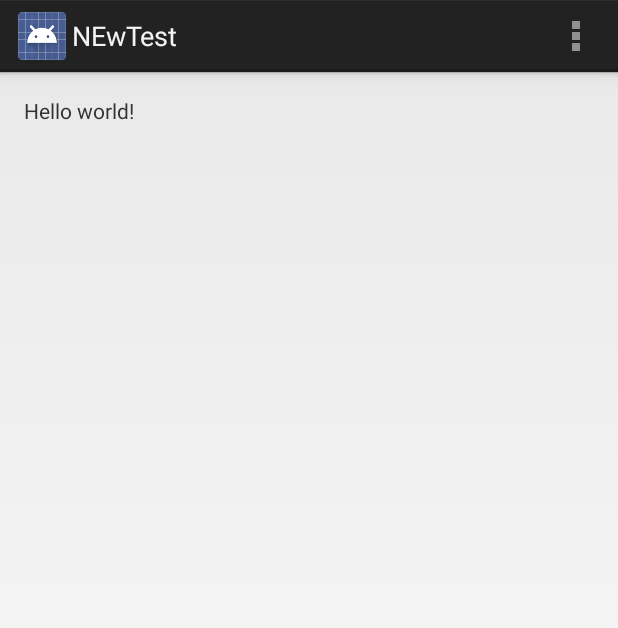
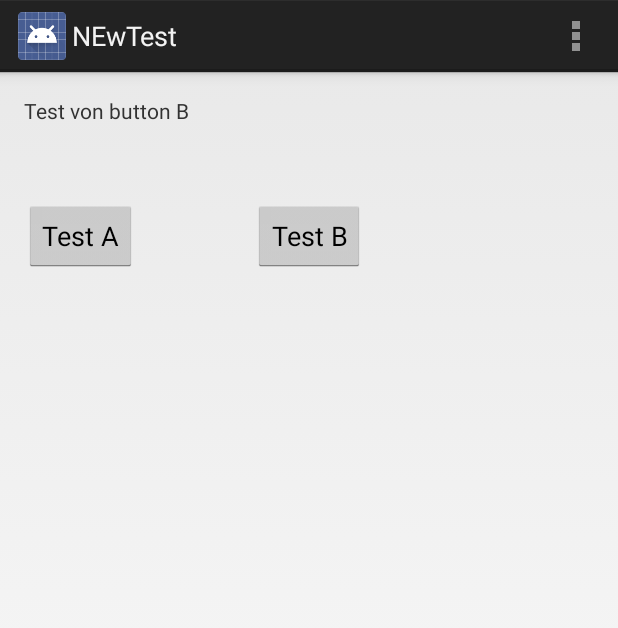
Before and after one commit to masterX244/Android_Testings, an Android app: the screen it shows after launch (MainActivity), in the options menu, after a tap on "Settings", on a phone screen of 412 x 824 dp. Shown: the top 628 px of the screen. Run offline under Robolectric (Android 15) with nearby library versions, the phone set to English and light mode, and no system bars.

Commit message:
Buttons & wiring to the Text itself

```diff
--- a/app/src/main/java/de/nplusc/cc86/newtest/MainActivity.java
+++ b/app/src/main/java/de/nplusc/cc86/newtest/MainActivity.java
@@ -4,14 +4,19 @@ import android.app.Activity;
 import android.os.Bundle;
 import android.view.Menu;
 import android.view.MenuItem;
+import android.view.View;
+import android.widget.TextView;
 
 
-public class MainActivity extends Activity {
+public class MainActivity extends Activity implements View.OnClickListener{
+TextView hw;
+
 
     @Override
     protected void onCreate(Bundle savedInstanceState) {
         super.onCreate(savedInstanceState);
         setContentView(R.layout.activity_main);
+        hw=(TextView) findViewById(R.id.textView);
     }
 
 
@@ -33,4 +38,16 @@ public class MainActivity extends Activity {
         }
         return super.onOptionsItemSelected(item);
     }
+
+    @Override
+    public void onClick(View v) {
+        if(v.getId()==R.id.button)
+        {
+            hw.setText("Test von button A");
+        }
+        else
+        {
+            hw.setText("Test von button B");
+        }
+    }
 }
--- a/app/src/main/res/layout/activity_main.xml
+++ b/app/src/main/res/layout/activity_main.xml
@@ -11,6 +11,27 @@
     <TextView
         android:text="@string/hello_world"
         android:layout_width="wrap_content"
-        android:layout_height="wrap_content" />
+        android:layout_height="wrap_content"
+        android:id="@+id/textView" />
+
+    <Button
+        android:layout_width="wrap_content"
+        android:layout_height="wrap_content"
+        android:text="Test A"
+        android:id="@+id/button"
+        android:layout_below="@+id/textView"
+        android:layout_alignParentLeft="true"
+        android:layout_alignParentStart="true"
+        android:layout_marginTop="50dp"
+        android:onClick="onClick" />
+
+    <Button
+        android:layout_width="wrap_content"
+        android:layout_height="wrap_content"
+        android:text="Test B"
+        android:id="@+id/button2"
+        android:layout_alignTop="@+id/button"
+        android:layout_centerHorizontal="true"
+        android:onClick="onClick" />
 
 </RelativeLayout>
```
